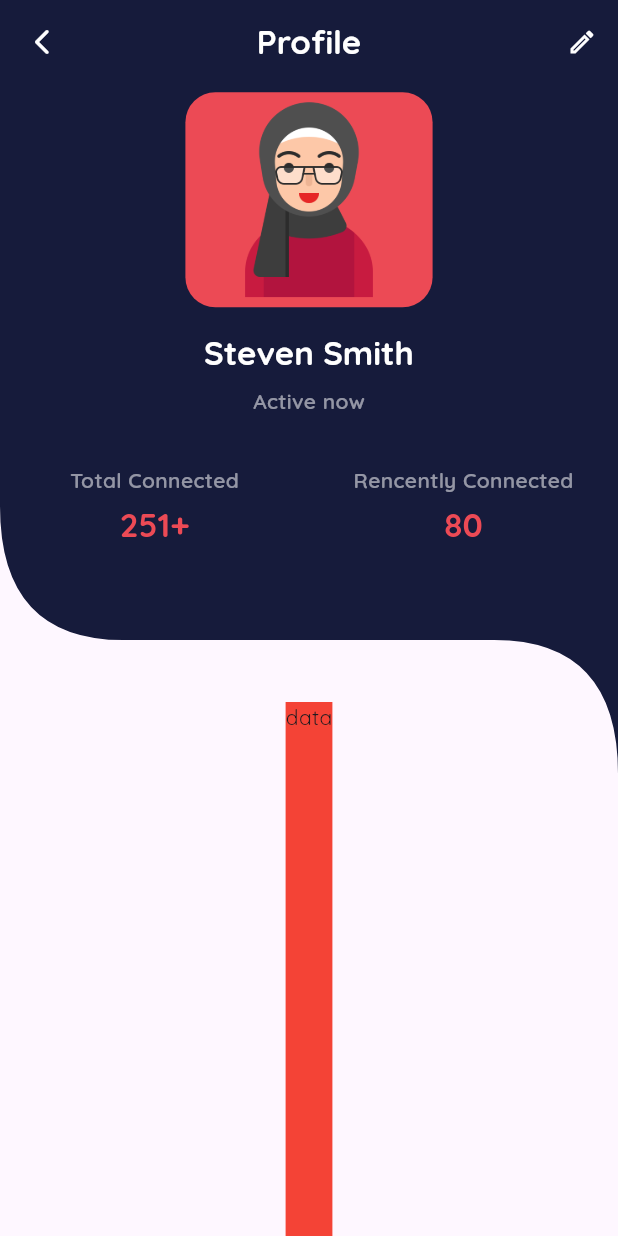
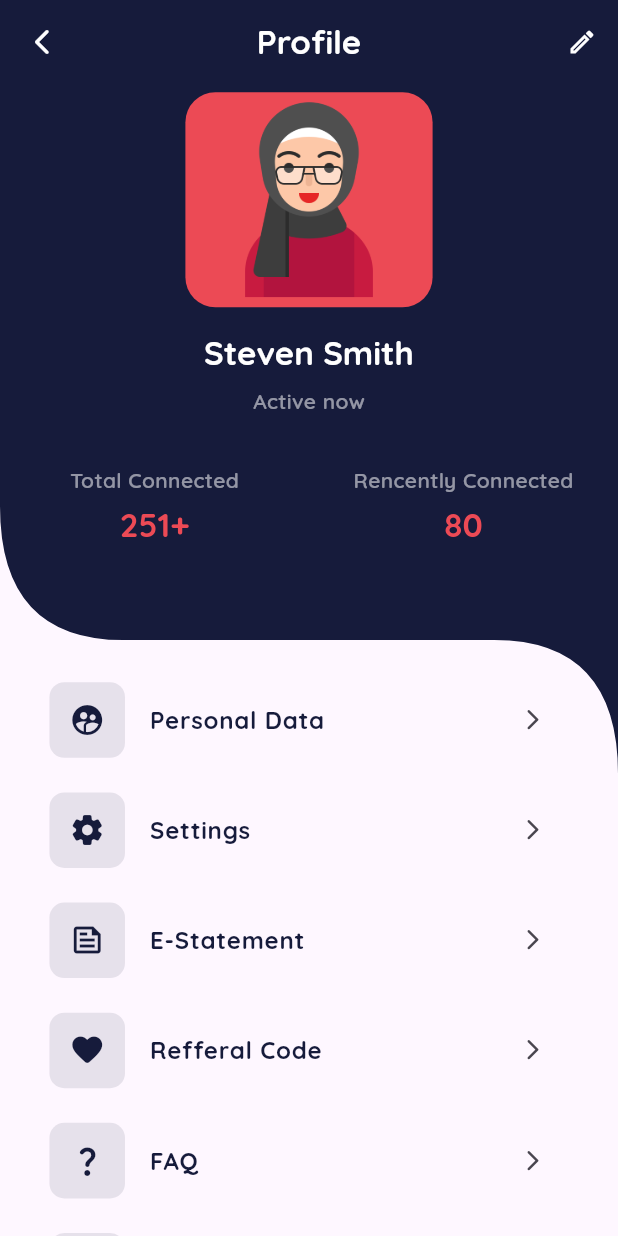
Before and after one commit to minato223/mino_chat, a Flutter app: the Profile screen opened directly, on a phone screen of 412 x 824 dp. Run offline on Flutter 3.47's test engine with Material 2 defaults, Android fonts, the phone set to English and light mode, and no system bars; our stand-ins replace flutter_svg.

Commit message:
Finalisation de la page de profil

```diff
--- /dev/null
+++ b/lib/fixtures/profile_fixtures.dart
@@ -0,0 +1,15 @@
+import 'package:flutter/material.dart';
+import 'package:mino_chat/views/profile/models/profile_tile_model.dart';
+
+class ProfileFixtures {
+  static List<ProfileTileModel> get getTiles => [
+        ProfileTileModel(
+            icon: Icons.supervised_user_circle, name: "Personal Data"),
+        ProfileTileModel(icon: Icons.settings_rounded, name: "Settings"),
+        ProfileTileModel(icon: Icons.feed_outlined, name: "E-Statement"),
+        ProfileTileModel(icon: Icons.favorite_rounded, name: "Refferal Code"),
+        ProfileTileModel(icon: Icons.question_mark_rounded, name: "FAQ"),
+        ProfileTileModel(icon: Icons.edit_outlined, name: "Our Handbook"),
+        ProfileTileModel(icon: Icons.people, name: "Community"),
+      ];
+}
--- a/lib/main.dart
+++ b/lib/main.dart
@@ -1,6 +1,7 @@
 import 'package:flutter/material.dart';
 import 'package:mino_chat/themes/theme_provider.dart';
 import 'package:mino_chat/views/landscape/landscape.dart';
+import 'package:mino_chat/views/profile/profile.dart';
 
 void main() {
   runApp(const MyApp());
--- /dev/null
+++ b/lib/views/animations/profile_animation.dart
@@ -0,0 +1,31 @@
+// ignore_for_file: prefer_final_fields, unused_field
+
+import 'package:flutter/animation.dart';
+
+class ProfileAnimation {
+  static const offsetY = 20.0;
+  late AnimationController _controller;
+  static Tween<double> baseTween = Tween<double>(begin: 0, end: 1);
+  static Tween<double> offsetTween = Tween<double>(begin: offsetY, end: 0);
+  Animation<double> avatarAnimation;
+  Animation<double> titleAnimation;
+  Animation<double> subTitleAnimation;
+  Animation<double> totalConnectedAnimation;
+  Animation<double> recentlyConnectedAnimation;
+  ProfileAnimation(this._controller)
+      : avatarAnimation = baseTween.animate(CurvedAnimation(
+            parent: _controller,
+            curve: const Interval(0, .2, curve: Curves.decelerate))),
+        titleAnimation = offsetTween.animate(CurvedAnimation(
+            parent: _controller,
+            curve: const Interval(.2, .4, curve: Curves.bounceOut))),
+        subTitleAnimation = offsetTween.animate(CurvedAnimation(
+            parent: _controller,
+            curve: const Interval(.4, .6, curve: Curves.decelerate))),
+        totalConnectedAnimation = offsetTween.animate(CurvedAnimation(
+            parent: _controller,
+            curve: const Interval(.6, .8, curve: Curves.decelerate))),
+        recentlyConnectedAnimation = offsetTween.animate(CurvedAnimation(
+            parent: _controller,
+            curve: const Interval(.8, 1, curve: Curves.decelerate)));
+}
--- a/lib/views/calls/accepted_call.dart
+++ b/lib/views/calls/accepted_call.dart
@@ -71,7 +71,7 @@ class _AcceptedCallState extends State<AcceptedCall> {
                             child: Hero(tag: widget.user, child: widget.user)),
                         XSpace(size.CONTENT_SPACE).y,
                         AppText(
-                          text: "All Calls",
+                          text: "John Doe",
                           level: 1,
                         ),
                         XSpace(size.CONTENT_SPACE).y,
--- a/lib/views/home/calls/calls.dart
+++ b/lib/views/home/calls/calls.dart
@@ -1,14 +1,11 @@
 import 'package:flutter/material.dart';
 import 'package:mino_chat/constants/app_colors.dart';
 import 'package:mino_chat/constants/app_sizes.dart';
-import 'package:mino_chat/fixtures/user_fixtures.dart';
 import 'package:mino_chat/views/calls/incoming_call.dart';
 import 'package:mino_chat/views/home/common/call_tile.dart';
 import 'package:mino_chat/views/home/common/see_more.dart';
 import 'package:mino_chat/views/widgets/app_animated_list_view.dart';
-import 'package:mino_chat/views/widgets/app_list_tile.dart';
 import 'package:mino_chat/views/widgets/app_text.dart';
-import 'package:mino_chat/views/widgets/avatar_with_badge.dart';
 import 'package:mino_chat/views/widgets/xspace.dart';
 import 'package:mino_chat/tools/extensions/context_ext.dart';
 
--- a/lib/views/home/chats/chats_detail.dart
+++ b/lib/views/home/chats/chats_detail.dart
@@ -30,13 +30,14 @@ class _ChatsDetailState extends State<ChatsDetail> {
       BottomActionMenu(icon: Icons.location_on_outlined, color: Colors.orange),
     ];
     AppSizes size = AppSizes(context);
+    bool isKeyboardOpen = MediaQuery.of(context).viewInsets.bottom == 0;
     return Scaffold(
       appBar: AppBar(
         leading: IconButton(
             onPressed: () {
               Navigator.pop(context);
             },
-            icon: Icon(
+            icon: const Icon(
               Icons.arrow_back_ios_new_rounded,
               size: 20,
             )),
@@ -48,7 +49,8 @@ class _ChatsDetailState extends State<ChatsDetail> {
             color: AppColors.primary,
           ),
           ClipPath(
-            clipper: AppCustomClipper(clipHeight: (size.HEIGHT * .65 / 3)),
+            clipper: AppCustomClipper(
+                clipHeight: (size.HEIGHT * .65 / 3) * (isKeyboardOpen ? 1 : 0)),
             child: Container(
               color: Colors.white,
             ),
@@ -64,9 +66,7 @@ class _ChatsDetailState extends State<ChatsDetail> {
                     padding: EdgeInsets.all(size.CONTENT_SPACE),
                     child: Column(
                       children: [
-                        Hero(
-                          tag: widget.user.profil,
-                          child: AppListTile(
+                        AppListTile(
                           title: widget.user.username,
                           leading: AvatarWithBadge(
                             width: size.WIDTH * .15,
@@ -88,7 +88,6 @@ class _ChatsDetailState extends State<ChatsDetail> {
                                       color: Colors.black45,
                                       size: size.CONTENT_SPACE * 1.6))
                             ],
-                            ),
                           ),
                         ),
                         Expanded(
@@ -157,11 +156,16 @@ class _ChatsDetailState extends State<ChatsDetail> {
                   ),
                 ),
                 Expanded(
-                    flex: 1,
-                    child: SizedBox(
+                    flex: !isKeyboardOpen ? 0 : 1,
+                    child: AnimatedCrossFade(
+                        excludeBottomFocus: true,
+                        firstChild: SizedBox(
                           width: size.WIDTH * .8,
+                          child: Container(
+                            margin: EdgeInsets.only(top: size.CONTENT_SPACE),
                             child: Row(
-                          mainAxisAlignment: MainAxisAlignment.spaceEvenly,
+                                mainAxisAlignment:
+                                    MainAxisAlignment.spaceEvenly,
                                 children: actions
                                     .map((action) => GestureDetector(
                                           onTap: action.onclick,
@@ -180,7 +184,13 @@ class _ChatsDetailState extends State<ChatsDetail> {
                                           ),
                                         ))
                                     .toList()),
-                    )),
+                          ),
+                        ),
+                        secondChild: const SizedBox(),
+                        crossFadeState: isKeyboardOpen
+                            ? CrossFadeState.showFirst
+                            : CrossFadeState.showSecond,
+                        duration: const Duration(milliseconds: 100))),
               ],
             ),
           )
--- /dev/null
+++ b/lib/views/home/common/profile_tile.dart
@@ -0,0 +1,47 @@
+import 'package:flutter/material.dart';
+import 'package:mino_chat/constants/app_colors.dart';
+import 'package:mino_chat/constants/app_sizes.dart';
+import 'package:mino_chat/views/profile/models/profile_tile_model.dart';
+import 'package:mino_chat/views/widgets/app_text.dart';
+import 'package:mino_chat/views/widgets/xspace.dart';
+
+class ProfileTile extends StatelessWidget {
+  const ProfileTile({super.key, required this.model});
+  final ProfileTileModel model;
+
+  @override
+  Widget build(BuildContext context) {
+    AppSizes size = AppSizes(context);
+    return Container(
+      margin: EdgeInsets.symmetric(
+          vertical: size.CONTENT_SPACE * .7, horizontal: size.CONTENT_SPACE),
+      child: Row(
+        children: [
+          Container(
+            padding: EdgeInsets.all(size.CONTENT_SPACE * .8),
+            decoration: BoxDecoration(
+                color: AppColors.primary.withOpacity(.1),
+                borderRadius: BorderRadius.circular(10)),
+            child: Icon(
+              model.icon,
+              color: AppColors.primary,
+            ),
+          ),
+          XSpace(size.CONTENT_SPACE).x,
+          Expanded(
+              child: AppText(
+            text: model.name,
+            level: 2,
+          )),
+          XSpace(size.CONTENT_SPACE).x,
+          IconButton(
+              onPressed: () {},
+              icon: Icon(
+                Icons.arrow_forward_ios_rounded,
+                size: size.CONTENT_SPACE,
+              ))
+        ],
+      ),
+    );
+  }
+}
--- a/lib/views/home/home.dart
+++ b/lib/views/home/home.dart
@@ -8,9 +8,11 @@ import 'package:mino_chat/views/home/chats/chats.dart';
 import 'package:mino_chat/views/home/common/translate_animation.dart';
 import 'package:mino_chat/views/home/models/page_model.dart';
 import 'package:mino_chat/views/home/status/status.dart';
+import 'package:mino_chat/views/profile/profile.dart';
 import 'package:mino_chat/views/widgets/app_custom_clipper.dart';
 import 'package:mino_chat/views/widgets/app_text.dart';
 import 'package:mino_chat/views/widgets/xspace.dart';
+import 'package:mino_chat/tools/extensions/context_ext.dart';
 
 class Home extends StatefulWidget {
   const Home({super.key});
@@ -29,7 +31,7 @@ class _HomeState extends State<Home> with SingleTickerProviderStateMixin {
   void initState() {
     super.initState();
     _controller = AnimationController(
-        vsync: this, duration: const Duration(milliseconds: 2000));
+        vsync: this, duration: const Duration(milliseconds: 1500));
     _homeAnimation = HomeAnimation(_controller);
     pages = [
       PageModel(page: const Chats(), title: "Chats"),
@@ -142,9 +144,11 @@ class _HomeState extends State<Home> with SingleTickerProviderStateMixin {
                                   _homeAnimation.searchAnimation.value,
                               offsetY: HomeAnimation.offsetY,
                               child: IconButton(
-                                  onPressed: () {},
+                                  onPressed: () {
+                                    context.pushRoute(const Profile());
+                                  },
                                   icon: const Icon(
-                                    CupertinoIcons.search,
+                                    CupertinoIcons.person_crop_circle,
                                     color: Colors.white,
                                   ))),
                         ],
--- a/lib/views/landscape/landscape.dart
+++ b/lib/views/landscape/landscape.dart
@@ -116,14 +116,11 @@ class _LandscapeState extends State<Landscape>
                                         context.pushRoute(const Home(),
                                             replacement: true);
                                       },
-                                      child: Hero(
-                                          tag: "startButton",
                                       child: Container(
                                         padding: EdgeInsets.symmetric(
                                             horizontal:
                                                 size.CONTENT_SPACE * 1.7,
-                                                vertical:
-                                                    size.CONTENT_SPACE * 1.2),
+                                            vertical: size.CONTENT_SPACE * 1.2),
                                         decoration: BoxDecoration(
                                             color: AppColors.secondary,
                                             borderRadius:
@@ -141,15 +138,14 @@ class _LandscapeState extends State<Landscape>
                                                           FontWeight.w600,
                                                       color: Colors.white),
                                             ),
-                                                XSpace(size.CONTENT_SPACE / 2)
-                                                    .x,
+                                            XSpace(size.CONTENT_SPACE / 2).x,
                                             const Icon(
                                               Icons.arrow_forward_rounded,
                                               color: Colors.white,
                                             )
                                           ],
                                         ),
-                                          )),
+                                      ),
                                     ))
                               ],
                             ),
--- /dev/null
+++ b/lib/views/profile/models/profile_tile_model.dart
@@ -0,0 +1,10 @@
+import 'package:flutter/cupertino.dart';
+
+class ProfileTileModel {
+  IconData icon;
+  String name;
+  ProfileTileModel({
+    required this.icon,
+    required this.name,
+  });
+}
--- a/lib/views/profile/profile.dart
+++ b/lib/views/profile/profile.dart
@@ -2,12 +2,50 @@ import 'package:flutter/material.dart';
 import 'package:mino_chat/constants/app_colors.dart';
 import 'package:mino_chat/constants/app_images.dart';
 import 'package:mino_chat/constants/app_sizes.dart';
+import 'package:mino_chat/fixtures/profile_fixtures.dart';
+import 'package:mino_chat/views/animations/profile_animation.dart';
+import 'package:mino_chat/views/home/common/profile_tile.dart';
+import 'package:mino_chat/views/home/common/translate_animation.dart';
+import 'package:mino_chat/views/widgets/app_animated_list_view.dart';
 import 'package:mino_chat/views/widgets/app_custom_clipper.dart';
 import 'package:mino_chat/views/widgets/app_text.dart';
 import 'package:mino_chat/views/widgets/xspace.dart';
 
-class Profile extends StatelessWidget {
+class Profile extends StatefulWidget {
   const Profile({super.key});
+
+  @override
+  State<Profile> createState() => _ProfileState();
+}
+
+class _ProfileState extends State<Profile> with SingleTickerProviderStateMixin {
+  late AnimationController _controller;
+  late ProfileAnimation _profileAnimation;
+  bool _isMounted = false;
+  @override
+  void initState() {
+    super.initState();
+    _controller = AnimationController(
+        vsync: this, duration: const Duration(milliseconds: 1000));
+    _profileAnimation = ProfileAnimation(_controller);
+    _controller.forward();
+    _controller.addListener(() {
+      if (_controller.status == AnimationStatus.completed) {
+        setState(() {
+          _isMounted = true;
+        });
+      }
+    });
+  }
+
+  @override
+  void dispose() {
+    _controller.dispose();
+    setState(() {
+      _isMounted = false;
+    });
+    super.dispose();
+  }
 
   @override
   Widget build(BuildContext context) {
@@ -16,7 +54,9 @@ class Profile extends StatelessWidget {
       appBar: AppBar(
         backgroundColor: AppColors.primary,
         leading: IconButton(
-            onPressed: () {},
+            onPressed: () {
+              Navigator.pop(context);
+            },
             icon: const Icon(
               Icons.arrow_back_ios_new_rounded,
               size: 20,
@@ -47,14 +87,32 @@ class Profile extends StatelessWidget {
             width: size.WIDTH,
             child: Column(
               children: [
-                XSpace((size.HEIGHT * .5)).y,
+                XSpace((size.HEIGHT * .45)).y,
                 Expanded(
-                    child:
-                        Container(color: Colors.red, child: const Text("data")))
+                    child: AnimatedSwitcher(
+                  duration: const Duration(milliseconds: 300),
+                  child: SizedBox(
+                    key: UniqueKey(),
+                    child: !_isMounted
+                        ? const SizedBox()
+                        : AppAnimatedListView(
+                            animationStart: AppAnimationStart.bottom,
+                            widgets: [
+                              ...List.generate(
+                                  ProfileFixtures.getTiles.length,
+                                  (index) => ProfileTile(
+                                      model: ProfileFixtures.getTiles[index]))
                             ],
                           ),
                   ),
-          ClipPath(
+                ))
+              ],
+            ),
+          ),
+          AnimatedBuilder(
+              animation: _controller,
+              builder: ((context, child) {
+                return ClipPath(
                   clipper: AppCustomClipper(
                       reverse: true, clipHeight: (size.HEIGHT * .65 / 3)),
                   child: Container(
@@ -69,26 +127,40 @@ class Profile extends StatelessWidget {
                             children: [
                               XSpace(size.CONTENT_SPACE / 3).y,
                               Expanded(
+                                child: Transform.scale(
+                                  scale:
+                                      _profileAnimation.avatarAnimation.value,
                                   child: Container(
                                     width: size.HEIGHT * .2,
                                     decoration: BoxDecoration(
                                         color: AppColors.secondary,
                                         image: const DecorationImage(
-                                    image: AssetImage(AppImages.avatar8)),
-                                borderRadius: BorderRadius.circular(20)),
+                                            image:
+                                                AssetImage(AppImages.avatar8)),
+                                        borderRadius:
+                                            BorderRadius.circular(20)),
+                                  ),
                                 ),
                               ),
                               XSpace(size.CONTENT_SPACE).y,
-                        AppText(
+                              TranslateAnimation(
+                                  child: AppText(
                                     text: "Steven Smith",
                                     level: 1,
                                     color: Colors.white,
                                   ),
+                                  animationValue:
+                                      _profileAnimation.titleAnimation.value,
+                                  offsetY: ProfileAnimation.offsetY),
                               XSpace(size.CONTENT_SPACE / 2).y,
-                        AppText(
+                              TranslateAnimation(
+                                  child: AppText(
                                     text: "Active now",
                                     color: Colors.white54,
                                   ),
+                                  animationValue:
+                                      _profileAnimation.subTitleAnimation.value,
+                                  offsetY: ProfileAnimation.offsetY),
                               Padding(
                                 padding: EdgeInsets.symmetric(
                                     vertical: size.CONTENT_SPACE * 2),
@@ -96,12 +168,24 @@ class Profile extends StatelessWidget {
                                   children: [
                                     Expanded(
                                         flex: 1,
+                                        child: TranslateAnimation(
+                                          animationValue: _profileAnimation
+                                              .totalConnectedAnimation.value,
+                                          offsetY: ProfileAnimation.offsetY,
                                           child: displayRecord(
-                                      title: 'Total Connected', record: 251)),
+                                              title: 'Total Connected',
+                                              record: 251),
+                                        )),
                                     Expanded(
                                         flex: 1,
+                                        child: TranslateAnimation(
+                                            animationValue: _profileAnimation
+                                                .recentlyConnectedAnimation
+                                                .value,
+                                            offsetY: ProfileAnimation.offsetY,
                                             child: displayRecord(
-                                      title: 'Rencently Connected', record: 80))
+                                                title: 'Rencently Connected',
+                                                record: 80)))
                                   ],
                                 ),
                               )
@@ -112,7 +196,8 @@ class Profile extends StatelessWidget {
                       ],
                     ),
                   ),
-          )
+                );
+              }))
         ],
       ),
     );
```
Lines whose indentation alone changed are shown as unchanged.
